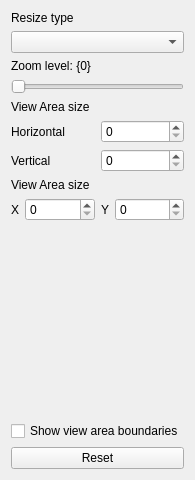
First picture: the form in Src/QtSfmlDemo/Demos/QtSfmlDemo/QtSfmlDemo.ui, repository a7ecd22ff84d/Cpp, before the edit.
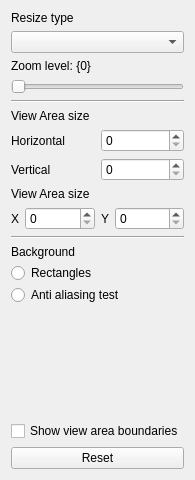
Second picture: the form after the edit.

Commit message: QtSfml: Added anti aliasing test

The edit to the form file:
```diff
--- a/Src/QtSfmlDemo/Demos/QtSfmlDemo/QtSfmlDemo.ui
+++ b/Src/QtSfmlDemo/Demos/QtSfmlDemo/QtSfmlDemo.ui
@@ -38,6 +38,13 @@
      </property>
     </widget>
    </item>
+   <item>
+    <widget class="Line" name="line_2">
+     <property name="orientation">
+      <enum>Qt::Horizontal</enum>
+     </property>
+    </widget>
+   </item>
    <item>
     <widget class="QLabel" name="viewAreaLabel">
      <property name="text">
@@ -136,6 +143,67 @@
      </item>
     </layout>
    </item>
+   <item>
+    <widget class="Line" name="line_3">
+     <property name="orientation">
+      <enum>Qt::Horizontal</enum>
+     </property>
+    </widget>
+   </item>
+   <item>
+    <widget class="QLabel" name="backgroundLabel">
+     <property name="maximumSize">
+      <size>
+       <width>16777215</width>
+       <height>16</height>
+      </size>
+     </property>
+     <property name="text">
+      <string>Background</string>
+     </property>
+    </widget>
+   </item>
+   <item>
+    <widget class="QRadioButton" name="rectBackground">
+     <property name="sizePolicy">
+      <sizepolicy hsizetype="Minimum" vsizetype="Minimum">
+       <horstretch>0</horstretch>
+       <verstretch>0</verstretch>
+      </sizepolicy>
+     </property>
+     <property name="maximumSize">
+      <size>
+       <width>16777215</width>
+       <height>16</height>
+      </size>
+     </property>
+     <property name="text">
+      <string>Rectangles</string>
+     </property>
+    </widget>
+   </item>
+   <item>
+    <widget class="QRadioButton" name="antiAliasBackground">
+     <property name="enabled">
+      <bool>true</bool>
+     </property>
+     <property name="sizePolicy">
+      <sizepolicy hsizetype="Preferred" vsizetype="Minimum">
+       <horstretch>0</horstretch>
+       <verstretch>0</verstretch>
+      </sizepolicy>
+     </property>
+     <property name="maximumSize">
+      <size>
+       <width>16777215</width>
+       <height>16</height>
+      </size>
+     </property>
+     <property name="text">
+      <string>Anti aliasing test</string>
+     </property>
+    </widget>
+   </item>
    <item>
     <spacer name="verticalSpacer">
      <property name="orientation">
@@ -143,8 +211,8 @@
      </property>
      <property name="sizeHint" stdset="0">
       <size>
-       <width>20</width>
-       <height>40</height>
+       <width>22</width>
+       <height>49</height>
       </size>
      </property>
     </spacer>
```
The commit also changes 2 other files.
